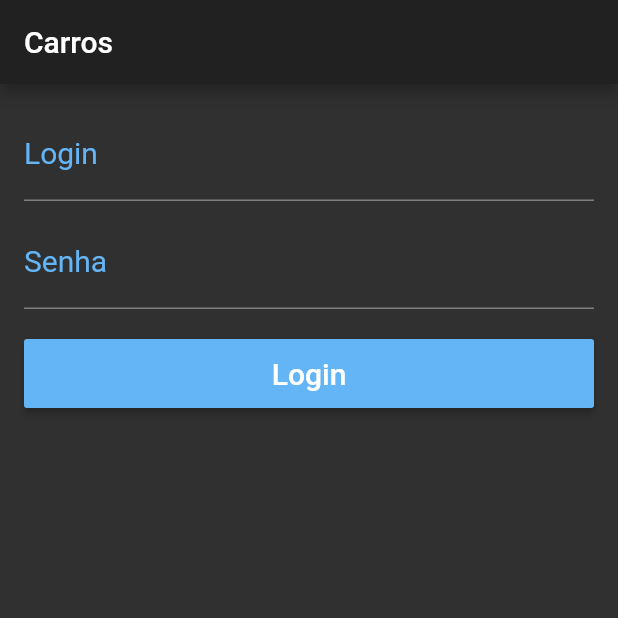
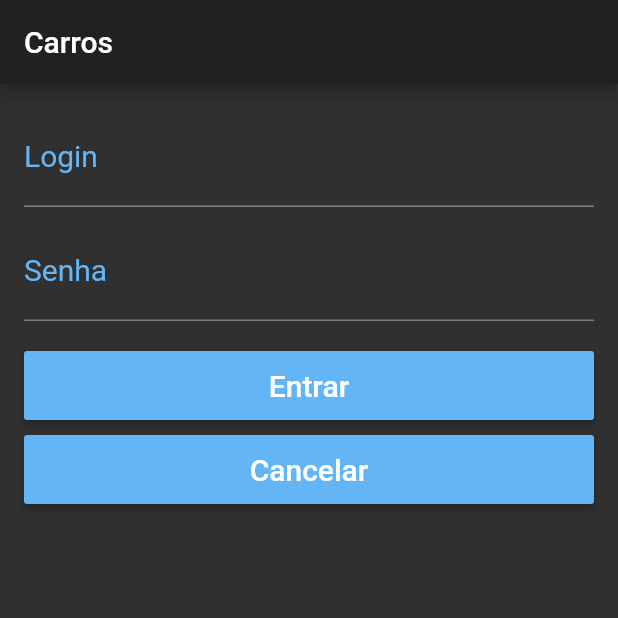
Before and after one commit to santoslucas11/ProjetoCarrosFlutter, a Flutter app: the screen it shows after launch, on a phone screen of 412 x 824 dp, the top half of it. Run offline on Flutter 3.47's test engine with Material 2 defaults, Android fonts, the phone set to English and light mode, and no system bars.

Commit message:
Ajustes no login_pages

```diff
--- a/projeto_carros/lib/main.dart
+++ b/projeto_carros/lib/main.dart
@@ -13,7 +13,8 @@ class MyApp extends StatelessWidget {
       theme: ThemeData(
         primarySwatch: Colors.blue,
         brightness: Brightness.dark,
-        //scaffoldBackgroundColor: Colors.white (default branco para todos os Containers dentro do Scaffold)
+        //scaffoldBackgroundColor: Colors.white
+        //(default branco para todos os Containers dentro do Scaffold)
       ),
       home: LoginPage(),
     );
--- a/projeto_carros/lib/pages/login_pages.dart
+++ b/projeto_carros/lib/pages/login_pages.dart
@@ -15,46 +15,42 @@ class LoginPage extends StatelessWidget {
       padding: EdgeInsets.all(16),
       child: ListView(
         children: <Widget>[
-          TextFormField(
-            style: TextStyle(
-              fontSize: 16,
-              color: Colors.blue[300]
+          _text("Login", "Digite o login"),
+          SizedBox(height: 10),
+          _text("Senha", "Digite a senha", password: true),
+          SizedBox(height: 20),
+          _button("Entrar"),
+          SizedBox(height: 10),
+          _button("Cancelar"),
+        ],
       ),
-            decoration: InputDecoration(
-                labelText: "Login",
-                hintText: "Digite seu login",
-                labelStyle: TextStyle(
-                  fontSize: 20,
-                  color: Colors.blue[300]
-                ),
-              ),
-          ),
-          SizedBox(height: 10),
-          TextFormField(
-              decoration: InputDecoration(
-                  labelText: "Senha",
-                  hintText: "Digite sua senha",
-                  labelStyle: TextStyle(
-                  fontSize: 20,
-                  color: Colors.blue[300]
-                ),
-                  ),
-              obscureText: true),
-          SizedBox(height: 20),
-          Container(
+    );
+  }
+
+  _button(String text) {
+    return Container(
       height: 46,
       child: RaisedButton(
         color: Colors.blue[300],
         child: Text(
-                "Login",
+          text,
           style: TextStyle(color: Colors.white, fontSize: 20),
         ),
         onPressed: () {
           print("login");
         },
       ),
-          )
-        ],
+    );
+  }
+
+  _text(String label, String hint, {bool password = false}) {
+    return TextFormField(
+      obscureText: password,
+      style: TextStyle(fontSize: 20, color: Colors.blue[300]),
+      decoration: InputDecoration(
+        labelText: label,
+        hintText: hint,
+        labelStyle: TextStyle(fontSize: 20, color: Colors.blue[300]),
       ),
     );
   }
```
Lines whose indentation alone changed are shown as unchanged.
